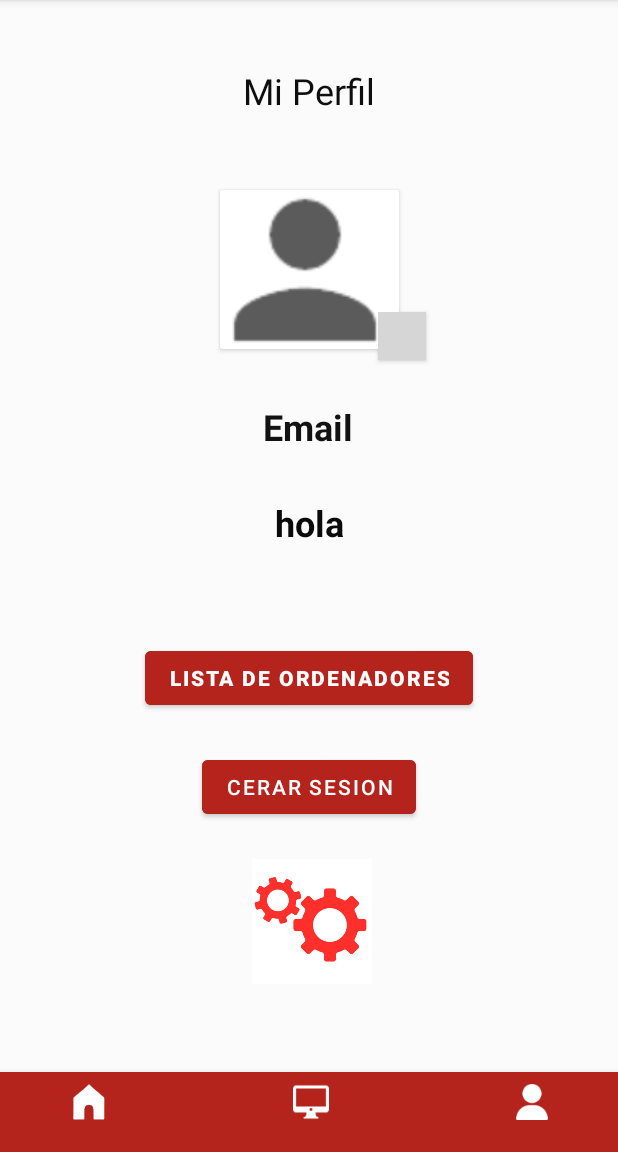
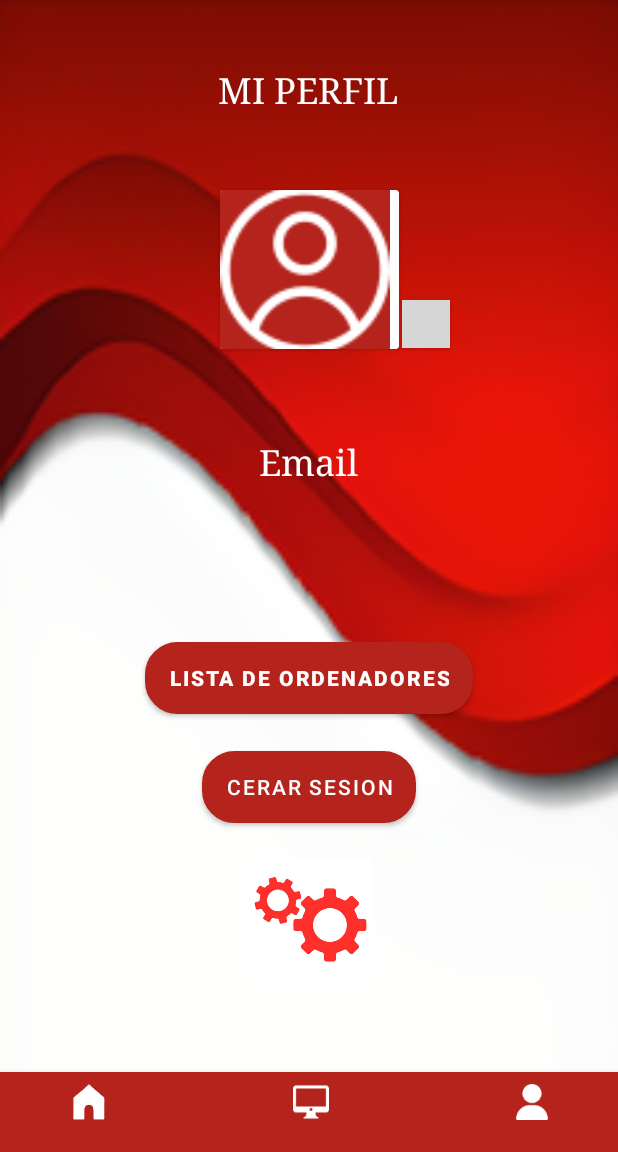
Before and after one commit to Hugo-Gomez-Sanchez-01101/TFG-Android-DAM, an Android app: the PerfilActivity screen opened directly, with no data from a screen before it, on a phone screen of 412 x 824 dp, the part 84-1236 px from its top. Run offline under Robolectric (Android 15) with nearby library versions, the phone set to English and light mode, and no system bars; our stand-ins replace Firebase (no records; nobody signed in at launch, a user with empty details on screens opened directly); grey boxes are pictures that could not be loaded.

Commit message:
Activity home, perfil,registro y recuperar contraseñas actualizadas.

```diff
--- a/app/src/main/res/layout/activity_perfil.xml
+++ b/app/src/main/res/layout/activity_perfil.xml
@@ -4,7 +4,7 @@
     xmlns:tools="http://schemas.android.com/tools"
     android:layout_width="match_parent"
     android:layout_height="match_parent"
-    android:background="#DCFBFBFB">
+    android:background="@drawable/fondo_login_">
 
     <androidx.cardview.widget.CardView
         android:id="@+id/cardView"
@@ -12,7 +12,6 @@
         android:layout_height="106dp"
         android:layout_margin="5dp"
         android:elevation="10dp"
-
         app:layout_constraintBottom_toBottomOf="parent"
         app:layout_constraintEnd_toEndOf="parent"
         app:layout_constraintStart_toStartOf="parent"
@@ -23,23 +22,21 @@
             android:id="@+id/imagenPerfil"
             android:layout_width="113dp"
             android:layout_height="match_parent"
-            android:background="@color/white"
             android:scaleType="centerCrop"
-            app:srcCompat="@drawable/usuariotfg" />
+            android:background="@color/red_1"
+            app:srcCompat="@drawable/usuario_login" />
     </androidx.cardview.widget.CardView>
 
     <Button
         android:id="@+id/btnEditar"
         android:layout_width="32dp"
         android:layout_height="32dp"
-        android:layout_marginTop="208dp"
-        android:layout_marginEnd="128dp"
+        android:layout_marginTop="200dp"
+        android:layout_marginEnd="112dp"
         android:background="@drawable/lapiz"
-        android:backgroundTint="#1CB4AF"
         app:iconGravity="textEnd"
         app:iconPadding="1dp"
         app:iconSize="20dp"
-        app:iconTint="@color/red_1"
         app:layout_constraintEnd_toEndOf="parent"
         app:layout_constraintTop_toTopOf="parent" />
 
@@ -47,27 +44,12 @@
         android:id="@+id/lblEmail"
         android:layout_width="238dp"
         android:layout_height="37dp"
+        android:layout_marginTop="292dp"
+        android:fontFamily="serif"
+        android:freezesText="false"
         android:text="Email"
         android:textAlignment="center"
-        android:textColor="#131212"
-        android:textSize="24sp"
-        android:textStyle="bold"
-        app:layout_constraintBottom_toBottomOf="parent"
-        app:layout_constraintEnd_toEndOf="parent"
-        app:layout_constraintHorizontal_bias="0.497"
-        app:layout_constraintStart_toStartOf="parent"
-        app:layout_constraintTop_toTopOf="parent"
-        app:layout_constraintVertical_bias="0.367" />
-
-    <TextView
-        android:id="@+id/lblPerfil"
-        android:layout_width="238dp"
-        android:layout_height="37dp"
-        android:layout_marginTop="44dp"
-        android:freezesText="false"
-        android:text="Mi Perfil"
-        android:textAlignment="center"
-        android:textColor="#0E0E0E"
+        android:textColor="@color/white"
         android:textColorHighlight="#FFFFFF"
         android:textSize="24sp"
         app:layout_constraintEnd_toEndOf="parent"
@@ -76,28 +58,29 @@
         app:layout_constraintTop_toTopOf="parent" />
 
     <TextView
-        android:id="@+id/lblPhone"
-        android:layout_width="362dp"
-        android:layout_height="48dp"
-        android:layout_marginTop="320dp"
-        android:layout_marginBottom="36dp"
-        android:text="hola"
+        android:id="@+id/lblPerfil"
+        android:layout_width="238dp"
+        android:layout_height="37dp"
+        android:layout_marginTop="44dp"
+        android:freezesText="false"
+        android:text="MI PERFIL"
+        android:fontFamily="serif"
         android:textAlignment="center"
-        android:textColor="#0B0A0A"
+        android:textColor="@color/white"
+        android:textColorHighlight="#FFFFFF"
         android:textSize="24sp"
-        android:textStyle="bold"
-        app:layout_constraintBottom_toTopOf="@+id/btnListaOrdenadores"
         app:layout_constraintEnd_toEndOf="parent"
-        app:layout_constraintHorizontal_bias="0.502"
+        app:layout_constraintHorizontal_bias="0.497"
         app:layout_constraintStart_toStartOf="parent"
-        app:layout_constraintTop_toTopOf="parent" />
+        app:layout_constraintTop_toTopOf="parent"
+        app:layout_constraintVertical_bias="0.409"/>
 
     <Button
         android:id="@+id/btnListaOrdenadores"
         android:layout_width="wrap_content"
         android:layout_height="wrap_content"
         android:layout_marginBottom="292dp"
-        android:backgroundTint="@color/red_1"
+        android:background="@drawable/botones_app"
         android:text="Lista de ordenadores"
         android:textStyle="bold"
         app:layout_constraintBottom_toBottomOf="parent"
@@ -110,9 +93,8 @@
         android:id="@+id/btnCerrarSesion"
         android:layout_width="wrap_content"
         android:layout_height="wrap_content"
-        android:backgroundTint="@color/red_1"
+        android:background="@drawable/botones_app"
         android:text="Cerar Sesion"
-        app:iconTint="@color/red_1"
         app:layout_constraintBottom_toTopOf="@+id/btnAjustes"
         app:layout_constraintEnd_toEndOf="parent"
         app:layout_constraintStart_toStartOf="parent"
--- a/app/src/main/res/layout/activity_recuper_contrasena.xml
+++ b/app/src/main/res/layout/activity_recuper_contrasena.xml
@@ -18,7 +18,7 @@
         android:hint="Email"
         android:inputType="textPersonName"
         android:padding="20dp"
-        android:textColor="@color/white"
+        android:textColor="@color/black"
         android:textColorHint="@color/black"
         app:layout_constraintBottom_toBottomOf="parent"
         app:layout_constraintEnd_toEndOf="parent"
--- a/app/src/main/res/layout/activity_registro_login.xml
+++ b/app/src/main/res/layout/activity_registro_login.xml
@@ -18,7 +18,7 @@
         android:hint="Email"
         android:inputType="textPersonName"
         android:padding="20dp"
-        android:textColor="@color/white"
+        android:textColor="@color/black"
         android:textColorHint="@color/black"
         app:layout_constraintEnd_toEndOf="parent"
         app:layout_constraintHorizontal_bias="1.0"
```
Also changed, not shown: app/src/main/res/layout/activity_home.xml (+16 -17 lines).
